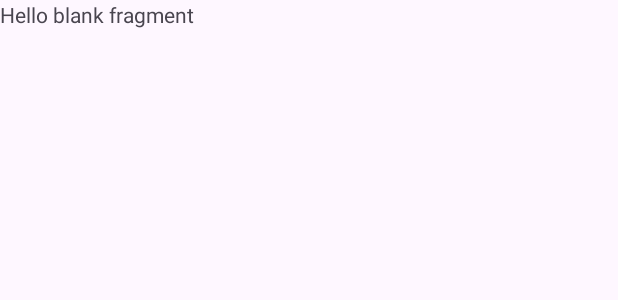
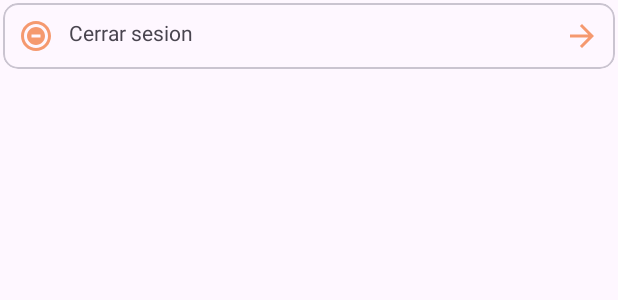
Before and after one commit to pedrojim23/finalmov, an Android app: the layout fragment__admin_cuenta.xml on its own in the app's theme, with its tools: preview values and no code run, on a phone screen of 412 x 824 dp. Shown: the top 300 px of the screen. Run offline under Robolectric (Android 15) with nearby library versions, the light colour scheme and no system bars.

Commit message:
Cerrar sesion admin

```diff
--- a/app/src/main/java/com/example/biblioteca/Fragmentos_Admin/Fragment_Admin_cuenta.kt
+++ b/app/src/main/java/com/example/biblioteca/Fragmentos_Admin/Fragment_Admin_cuenta.kt
@@ -1,20 +1,44 @@
 package com.example.biblioteca.Fragmentos_Admin
 
+import android.app.Activity
+import android.content.Intent
 import android.os.Bundle
 import androidx.fragment.app.Fragment
 import android.view.LayoutInflater
 import android.view.View
 import android.view.ViewGroup
+import com.example.biblioteca.Eligir_rol
 import com.example.biblioteca.R
+import com.example.biblioteca.databinding.FragmentAdminCuentaBinding
+import com.google.firebase.auth.FirebaseAuth
+import com.google.firebase.database.core.Context
 
 
 class Fragment_Admin_cuenta : Fragment() {
 
+    private lateinit var binding : FragmentAdminCuentaBinding
+    private lateinit var firebaseAuth : FirebaseAuth
+    private lateinit var mContext : Context
+
+    override fun onAttach(context: android.content.Context) {
+        //mContext = context
+        super.onAttach(context)
+    }
 
     override fun onCreateView(inflater: LayoutInflater, container: ViewGroup?, savedInstanceState: Bundle?
     ): View? {
-        // Inflate the layout for this fragment
-        return inflater.inflate(R.layout.fragment__admin_cuenta, container, false)
+        binding = FragmentAdminCuentaBinding.inflate(layoutInflater, container, false)
+        return binding.root
+    }
+
+    override fun onViewCreated(view: View, savedInstanceState: Bundle?) {
+        super.onViewCreated(view, savedInstanceState)
+        firebaseAuth = FirebaseAuth.getInstance()
+        binding.CerrarSesionAdmin.setOnClickListener{
+            firebaseAuth.signOut()
+            startActivity(Intent(context, Eligir_rol::class.java))
+            activity?.finishAffinity()
+        }
     }
 
 }
--- /dev/null
+++ b/app/src/main/res/drawable-night/ic_cerrar_sesion.xml
@@ -0,0 +1,5 @@
+<vector android:height="24dp" android:tint="#F5996F"
+    android:viewportHeight="24" android:viewportWidth="24"
+    android:width="24dp" xmlns:android="http://schemas.android.com/apk/res/android">
+    <path android:fillColor="@android:color/white" android:pathData="M12,2C6.48,2 2,6.48 2,12s4.48,10 10,10s10,-4.48 10,-10S17.52,2 12,2zM12,20c-4.41,0 -8,-3.59 -8,-8s3.59,-8 8,-8s8,3.59 8,8S16.41,20 12,20zM12,6c-3.3,0 -6,2.7 -6,6s2.7,6 6,6s6,-2.7 6,-6S15.4,6 12,6zM15,13H9v-2h6V13z"/>
+</vector>
--- /dev/null
+++ b/app/src/main/res/drawable-night/ic_siguiente.xml
@@ -0,0 +1,5 @@
+<vector android:autoMirrored="true" android:height="24dp"
+    android:tint="#F5996F" android:viewportHeight="24"
+    android:viewportWidth="24" android:width="24dp" xmlns:android="http://schemas.android.com/apk/res/android">
+    <path android:fillColor="@android:color/white" android:pathData="M12,4l-1.41,1.41L16.17,11H4v2h12.17l-5.58,5.59L12,20l8,-8z"/>
+</vector>
--- /dev/null
+++ b/app/src/main/res/drawable/ic_cerrar_sesion.xml
@@ -0,0 +1,5 @@
+<vector android:height="24dp" android:tint="#F5996F"
+    android:viewportHeight="24" android:viewportWidth="24"
+    android:width="24dp" xmlns:android="http://schemas.android.com/apk/res/android">
+    <path android:fillColor="@android:color/white" android:pathData="M12,2C6.48,2 2,6.48 2,12s4.48,10 10,10s10,-4.48 10,-10S17.52,2 12,2zM12,20c-4.41,0 -8,-3.59 -8,-8s3.59,-8 8,-8s8,3.59 8,8S16.41,20 12,20zM12,6c-3.3,0 -6,2.7 -6,6s2.7,6 6,6s6,-2.7 6,-6S15.4,6 12,6zM15,13H9v-2h6V13z"/>
+</vector>
--- /dev/null
+++ b/app/src/main/res/drawable/ic_siguiente.xml
@@ -0,0 +1,5 @@
+<vector android:autoMirrored="true" android:height="24dp"
+    android:tint="#F5996F" android:viewportHeight="24"
+    android:viewportWidth="24" android:width="24dp" xmlns:android="http://schemas.android.com/apk/res/android">
+    <path android:fillColor="@android:color/white" android:pathData="M12,4l-1.41,1.41L16.17,11H4v2h12.17l-5.58,5.59L12,20l8,-8z"/>
+</vector>
--- a/app/src/main/res/layout/fragment__admin_cuenta.xml
+++ b/app/src/main/res/layout/fragment__admin_cuenta.xml
@@ -1,14 +1,30 @@
 <?xml version="1.0" encoding="utf-8"?>
-<FrameLayout xmlns:android="http://schemas.android.com/apk/res/android"
+<ScrollView xmlns:android="http://schemas.android.com/apk/res/android"
     xmlns:tools="http://schemas.android.com/tools"
     android:layout_width="match_parent"
     android:layout_height="match_parent"
+    xmlns:app="http://schemas.android.com/apk/res-auto"
     tools:context=".Fragmentos_Admin.Fragment_Admin_cuenta">
 
-    <!-- TODO: Update blank fragment layout -->
-    <TextView
+    <com.google.android.material.card.MaterialCardView
         android:layout_width="match_parent"
-        android:layout_height="match_parent"
-        android:text="@string/hello_blank_fragment" />
+        android:layout_height="wrap_content"
+        android:layout_margin="2dp"
+        android:clickable="true"
+        android:focusable="true"
+        android:foreground="?selectableItemBackground"
+        app:cardCornerRadius="10dp"
+        app:contentPadding="10dp">
 
-</FrameLayout>
+        <TextView
+            android:id="@+id/CerrarSesionAdmin"
+            android:text="@string/CerrarSesionAdmin"
+            android:drawablePadding="10dp"
+            android:layout_width="match_parent"
+            android:layout_height="wrap_content"
+            app:drawableStartCompat="@drawable/ic_cerrar_sesion"
+            app:drawableEndCompat="@drawable/ic_siguiente" />
+
+    </com.google.android.material.card.MaterialCardView>
+
+</ScrollView>
--- a/app/src/main/res/values/strings.xml
+++ b/app/src/main/res/values/strings.xml
@@ -16,6 +16,8 @@
     <string name="Et_password_admin">Contraseña</string>
     <string name="Et_R_password_admin">Repite la contraseña</string>
     <string name="Btn_resgistrar_admin">Registrarme</string>
+
+    <string name="CerrarSesionAdmin">Cerrar sesion</string>
     <!-- TODO: Remove or change this placeholder text -->
     <string name="hello_blank_fragment">Hello blank fragment</string>
 
```
